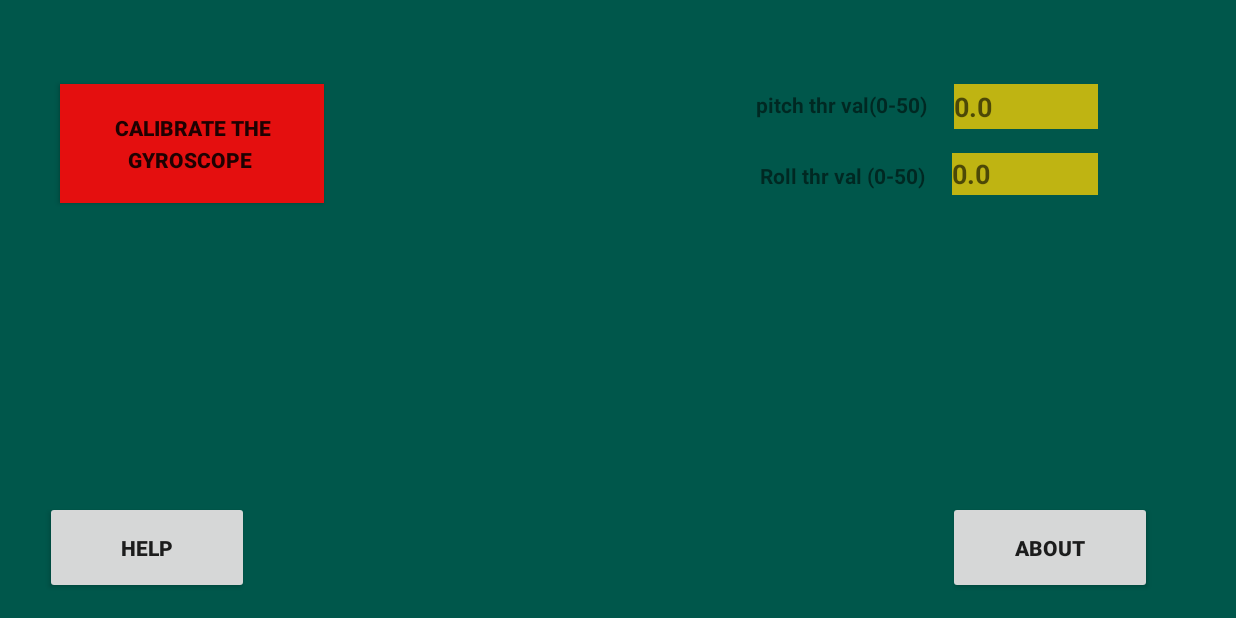
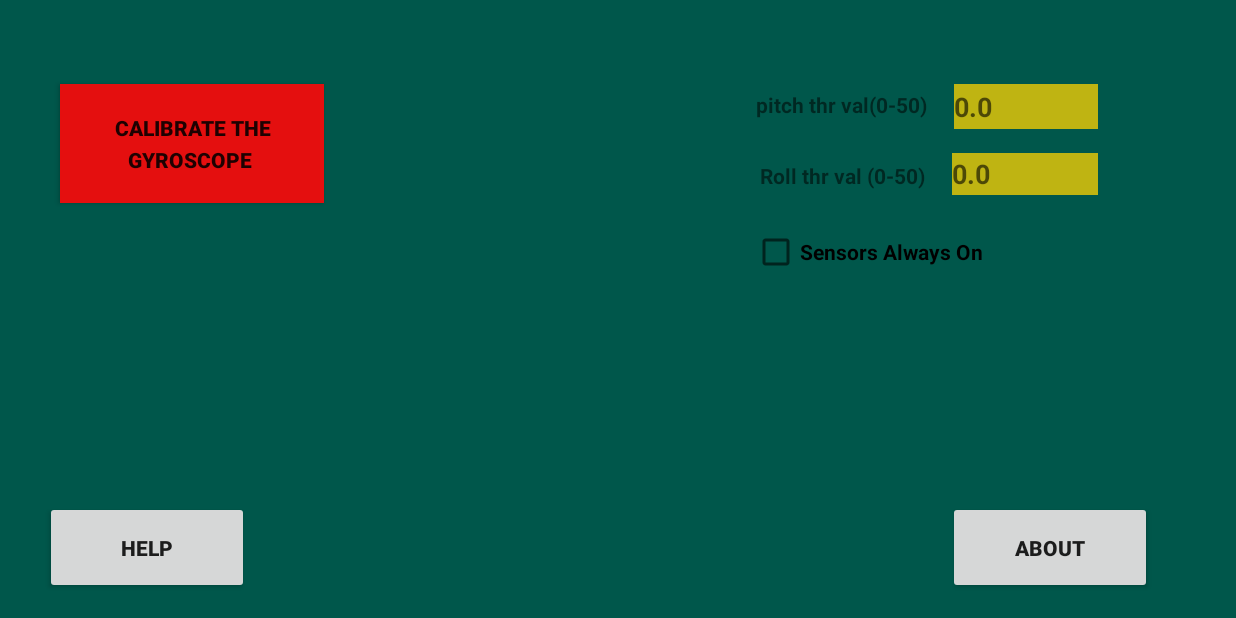
Before and after one commit to annunakki/AndroidRobot_control_app, an Android app: the SettingMenu screen opened directly, with no data from a screen before it, on a phone screen of 824 x 412 dp (held sideways). Run offline under Robolectric (Android 15) with nearby library versions, the phone set to English and light mode, and no system bars.

Commit message:
added sensors always on check box on settings menu

```diff
--- a/app/src/main/java/com/stevensit/www/cpe556_interface_app/SettingMenu.java
+++ b/app/src/main/java/com/stevensit/www/cpe556_interface_app/SettingMenu.java
@@ -18,74 +18,91 @@ import android.support.v7.app.AppCompatActivity;
 import android.text.Editable;
 import android.text.TextWatcher;
 import android.view.View;
+import android.widget.CheckBox;
 import android.widget.EditText;
 import android.widget.Toast;
 
 import static com.stevensit.www.cpe556_interface_app.MainActivity.btConnectionStatus;
+import static com.stevensit.www.cpe556_interface_app.MainActivity.checkBoxChecked;
 import static com.stevensit.www.cpe556_interface_app.MainActivity.firstTimeRead;
 import static com.stevensit.www.cpe556_interface_app.MainActivity.gyroPitch_Threshold;
 import static com.stevensit.www.cpe556_interface_app.MainActivity.gyroRoll_Threshold;
 import static com.stevensit.www.cpe556_interface_app.MainActivity.sharedPref;
 
-public class SettingMenu extends AppCompatActivity  {
+public class SettingMenu extends AppCompatActivity {
 
     public EditText editGyroPitchThresh, editGyroRollThresh;
-    private int minVal=0;
-    private int maxVal = 50;
+    protected CheckBox cbSensorsOut;
+
+    private int maxVal = 50; // the max allowed value for the threshold output
 
 
     @SuppressLint("ResourceType")
     @Override
-    protected void onCreate(Bundle savedInstanceState)  {
+    protected void onCreate(Bundle savedInstanceState) {
         super.onCreate(savedInstanceState);
         setContentView(R.layout.settings_menu);
         editGyroRollThresh = findViewById(R.id.editRollThreshold);
         editGyroPitchThresh = findViewById(R.id.editPitchThreshold);
         editGyroPitchThresh.setHint(String.valueOf(gyroPitch_Threshold));
         editGyroRollThresh.setHint(String.valueOf(gyroRoll_Threshold));
+        cbSensorsOut = findViewById(R.id.checkBoxSensors);
+
+        cbSensorsOut.setChecked(checkBoxChecked);
+
+        setTextListeners();
+    }
+
 
     /**
      * checks for the entered numerical value is within the permitted set range
-         * @param text
      */
 
-        editGyroPitchThresh.addTextChangedListener(new TextWatcher(){
+    private void setTextListeners() {
+
+        editGyroPitchThresh.addTextChangedListener(new TextWatcher() {
             @Override
-            public void beforeTextChanged(CharSequence s, int start, int count, int after) { }
+            public void beforeTextChanged(CharSequence s, int start, int count, int after) {
+            }
 
             @Override
-            public void onTextChanged(CharSequence s, int start, int before, int count) { }
+            public void onTextChanged(CharSequence s, int start, int before, int count) {
+            }
 
             @Override
-            public void afterTextChanged (Editable text) {
+            public void afterTextChanged(Editable text) {
 
                 float tempVal;
 
                 if (text.toString().equals(null) || text.toString().equals("")) {
-                    tempVal=0;
-                }else{
-                    tempVal = Float.valueOf(text.toString());}
+                    tempVal = 0;
+                } else {
+                    tempVal = Float.valueOf(text.toString());
+                }
 
 
                 try {
 
-                    if(tempVal >50 ) {
-                        text.replace(0, text.length(), "50", 0, 2);
+                    if (tempVal > 50) {
+                        text.replace(0, text.length(), String.valueOf(maxVal), 0, 2);
 
-                    } else if(tempVal < 0) {
-                        text.replace(0, text.length(), "0", 0, 1);
-                        System.out.println("the entered value is less than 0");
+//                    } else if(tempVal < 0) {
+//                        text.replace(0, text.length(), String.valueOf(minVal), 0, 1);
+//                        System.out.println("the entered value is less than 0");
                         //  Toast.makeText(getApplicationContext(),"min value is: "+minVal,Toast.LENGTH_SHORT).show();
                         //  tempVal=minVal;
                     }
-                } catch (NumberFormatException ex) {   }
-              storeValue("pitch",text);
+                } catch (NumberFormatException ex) {
+                }
+                storeValue("pitch", text);
             }
         });
 
+        /**
+         * listens to the text changes of gyro roll input box
+         */
 
-
-        editGyroRollThresh.addTextChangedListener(new TextWatcher(){
+        editGyroRollThresh.addTextChangedListener(new TextWatcher() {
             @Override
             public void beforeTextChanged(CharSequence s, int start, int count, int after) {
 
@@ -96,10 +113,8 @@ public class SettingMenu extends AppCompatActivity  {
 
             }
 
-
-
             @Override
-            public void afterTextChanged (Editable text) { // Roll
+            public void afterTextChanged(Editable text) { // Roll
 
                 float tempVal;
 
@@ -108,28 +123,27 @@ public class SettingMenu extends AppCompatActivity  {
                     tempVal = 0;
                     Toast.makeText(getApplicationContext(), String.valueOf(tempVal), Toast.LENGTH_SHORT).show();
                 } else {
-                    tempVal = Float.valueOf(text.toString());}
-
+                    tempVal = Float.valueOf(text.toString());
+                }
 
 
                 try {
-                    if (tempVal > 50)
-                          text.replace(0, text.length(), "50", 0, 2);
+                    if (tempVal > 50) {
+                        text.replace(0, text.length(), String.valueOf(maxVal), 0, 2);
                         // Toast.makeText(getApplicationContext(), "max value is: " + maxVal, Toast.LENGTH_SHORT).show();
 //                    } else if (tempVal < 0) {
 //                          text.replace(0, text.length(), "0", 0, 1);
 //                        System.out.println("the entered value is less than 0");
 //                       // Toast.makeText(getApplicationContext(), "min value is: " + minVal, Toast.LENGTH_SHORT).show();
-//                    }
+                    }
                 } catch (NumberFormatException ex) {
                 }
-
                 storeValue("roll", text);
-
             }
         });
 
     }
+
 
     /**
      * called by the text change listener to save the entered value
@@ -143,8 +157,31 @@ public class SettingMenu extends AppCompatActivity  {
 
        }
 
+    /**
+     * stores the value of the checkbox
+     * @param v
+     */
+
+    public void checkBox (View v){
+        if (cbSensorsOut.isChecked()) {
+            checkBoxChecked = true;
+            sharedPref.saveBoolean("cbox", true);
+        }
+
+        else {
+            checkBoxChecked = false;
+            sharedPref.saveBoolean("cbox", false);
+        }
+    }
+
 
     //public void settingMenu(View v){ }
+
+    /**
+     * it calibrates gyroscope sensor output to zero at the set orientation position of the phone
+     * by setting firstTimeRead = true;
+     * @param v
+     */
 
     public void calibrateGyroSensor(View v) {
 
--- a/app/src/main/res/layout-land/main_activity.xml
+++ b/app/src/main/res/layout-land/main_activity.xml
@@ -102,6 +102,7 @@
         android:layout_marginTop="28dp"
         android:layout_marginBottom="28dp"
         android:background="@android:color/holo_red_light"
+        android:gravity="center"
         android:text="@string/status2"
         android:textAlignment="center"
         android:textStyle="bold"
--- a/app/src/main/res/layout-land/settings_menu.xml
+++ b/app/src/main/res/layout-land/settings_menu.xml
@@ -116,4 +116,36 @@
         app:layout_constraintEnd_toStartOf="@+id/editPitchThreshold"
         app:layout_constraintTop_toTopOf="parent" />
 
+    <CheckBox
+        android:id="@+id/checkBoxSensors"
+        android:layout_width="207dp"
+        android:layout_height="wrap_content"
+        android:layout_alignParentEnd="true"
+        android:layout_marginTop="17dp"
+        android:layout_marginEnd="115dp"
+        android:clickable="true"
+        android:focusable="true"
+        android:onClick="checkBox"
+        android:soundEffectsEnabled="true"
+        android:text="Sensors Always On"
+        android:textAlignment="textStart"
+        android:textStyle="bold"
+        android:visibility="visible"
+        app:layout_constraintEnd_toEndOf="parent"
+        app:layout_constraintTop_toBottomOf="@+id/txtGyroRoll" />
+
+    <android.support.constraint.Guideline
+        android:id="@+id/guideline"
+        android:layout_width="wrap_content"
+        android:layout_height="wrap_content"
+        android:orientation="vertical"
+        app:layout_constraintGuide_begin="257dp" />
+
+    <android.support.constraint.Guideline
+        android:id="@+id/guideline2"
+        android:layout_width="wrap_content"
+        android:layout_height="wrap_content"
+        android:orientation="horizontal"
+        app:layout_constraintGuide_begin="202dp" />
+
 </android.support.constraint.ConstraintLayout>
```
Also changed, not shown: app/src/main/java/com/stevensit/www/cpe556_interface_app/AppReferences.java (+12 -0 lines), app/src/main/java/com/stevensit/www/cpe556_interface_app/MainActivity.java (+19 -6 lines). Lines whose indentation alone changed are shown as unchanged.
